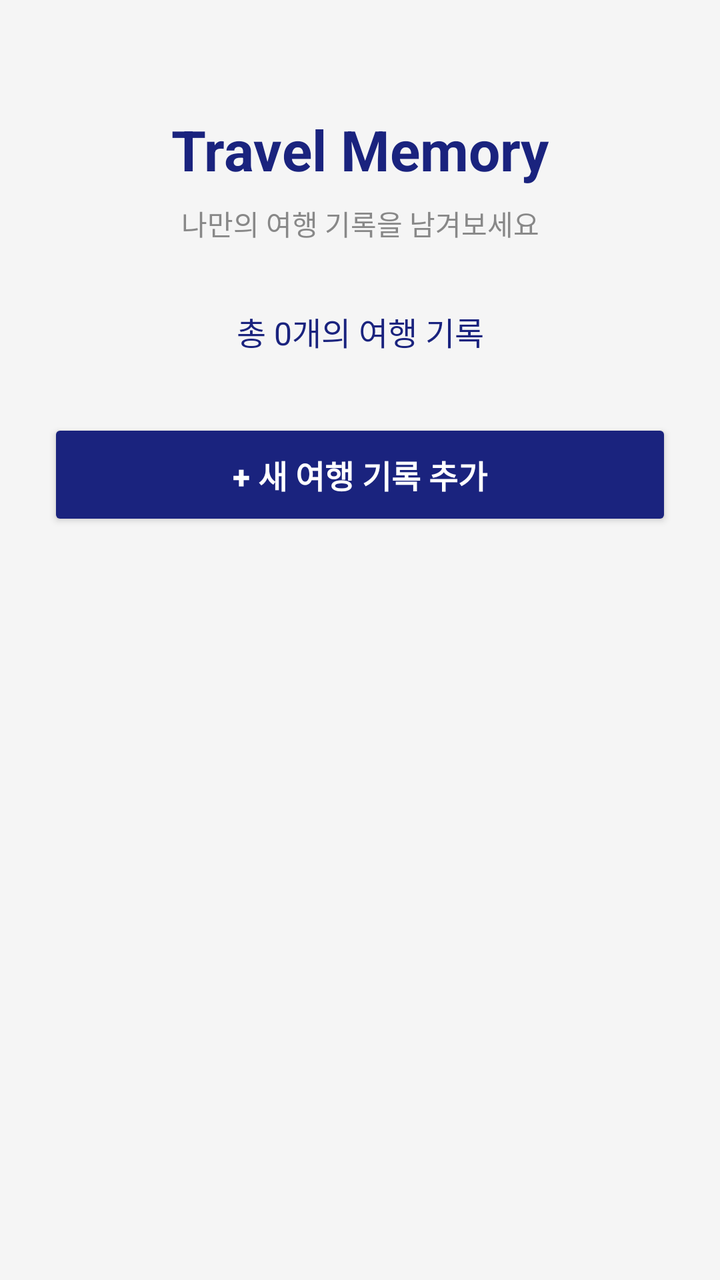
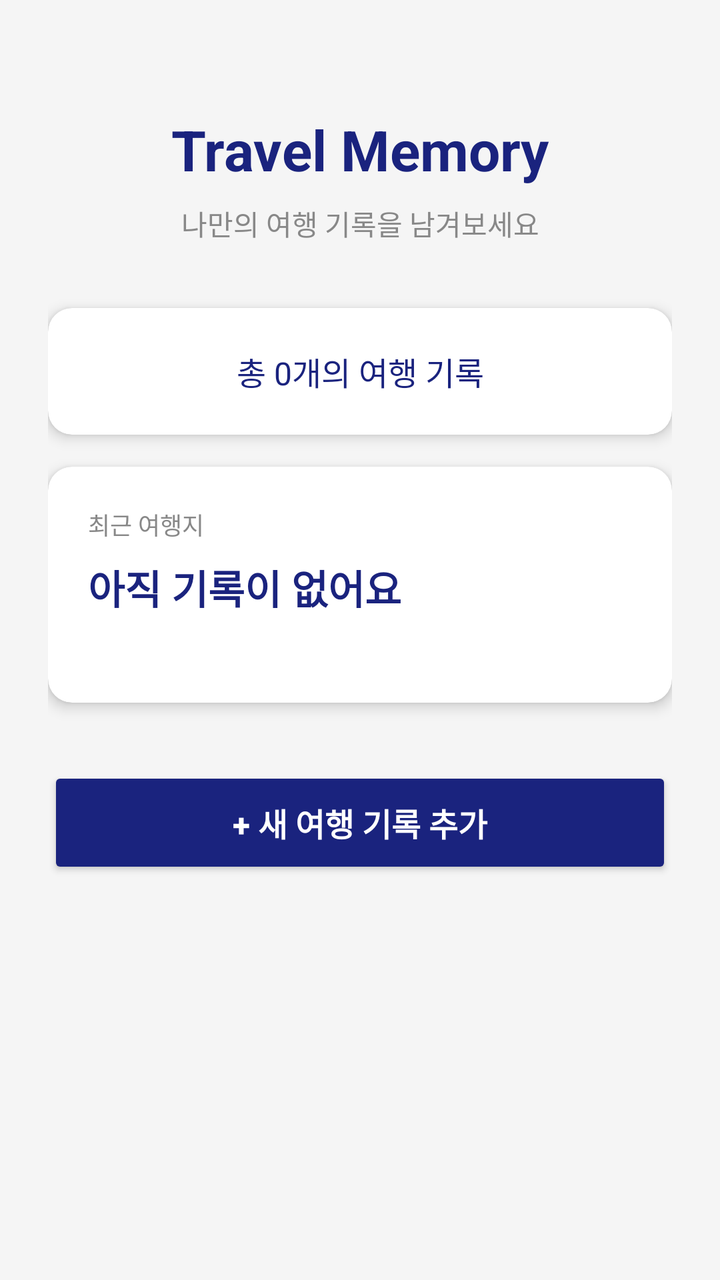

Screens rendered from an Android XML layout before and after an edit, with the pre-edit source and the edit as a unified diff.
<!-- AndroidManifest.xml: application theme Theme.TravelMemory -->
<!-- res/layout/fragment_home.xml -->
<?xml version="1.0" encoding="utf-8"?>
<ScrollView xmlns:android="http://schemas.android.com/apk/res/android"
    android:layout_width="match_parent"
    android:layout_height="match_parent"
    android:background="#F5F5F5">

    <LinearLayout
        android:layout_width="match_parent"
        android:layout_height="wrap_content"
        android:orientation="vertical"
        android:padding="24dp">

        <TextView
            android:layout_width="match_parent"
            android:layout_height="wrap_content"
            android:text="Travel Memory"
            android:textSize="28sp"
            android:textStyle="bold"
            android:textColor="#1A237E"
            android:gravity="center"
            android:paddingTop="32dp"
            android:paddingBottom="8dp" />

        <TextView
            android:layout_width="match_parent"
            android:layout_height="wrap_content"
            android:text="나만의 여행 기록을 남겨보세요"
            android:textSize="14sp"
            android:textColor="#888888"
            android:gravity="center"
            android:paddingBottom="32dp" />

        <TextView
            android:id="@+id/tvTotalCount"
            android:layout_width="match_parent"
            android:layout_height="wrap_content"
            android:text="총 0개의 여행 기록"
            android:textSize="16sp"
            android:textColor="#1A237E"
            android:gravity="center"
            android:paddingBottom="32dp" />

        <Button
            android:id="@+id/btnAddTravel"
            android:layout_width="match_parent"
            android:layout_height="56dp"
            android:text="+ 새 여행 기록 추가"
            android:textSize="16sp"
            android:textStyle="bold"
            android:backgroundTint="#1A237E"
            android:textColor="#FFFFFF" />

    </LinearLayout>
</ScrollView>
<!-- resources referenced by this layout -->
<resources>
  <style name="Theme.TravelMemory" parent="Base.Theme.TravelMemory" />
  <style name="Base.Theme.TravelMemory" parent="Theme.Material3.DayNight.NoActionBar">
          
          
      </style>
</resources>

<!-- the commit's change to res/layout/fragment_home.xml (unified diff, before → after) -->
@@ -1,5 +1,6 @@
 <?xml version="1.0" encoding="utf-8"?>
 <ScrollView xmlns:android="http://schemas.android.com/apk/res/android"
+    xmlns:app="http://schemas.android.com/apk/res-auto"
     android:layout_width="match_parent"
     android:layout_height="match_parent"
     android:background="#F5F5F5">
@@ -30,15 +31,67 @@
             android:gravity="center"
             android:paddingBottom="32dp" />
 
-        <TextView
-            android:id="@+id/tvTotalCount"
+        
+        <androidx.cardview.widget.CardView
             android:layout_width="match_parent"
             android:layout_height="wrap_content"
-            android:text="총 0개의 여행 기록"
-            android:textSize="16sp"
-            android:textColor="#1A237E"
-            android:gravity="center"
-            android:paddingBottom="32dp" />
+            app:cardCornerRadius="12dp"
+            app:cardElevation="4dp"
+            android:layout_marginBottom="16dp">
+
+            <TextView
+                android:id="@+id/tvTotalCount"
+                android:layout_width="match_parent"
+                android:layout_height="wrap_content"
+                android:text="총 0개의 여행 기록"
+                android:textSize="16sp"
+                android:textColor="#1A237E"
+                android:gravity="center"
+                android:padding="20dp" />
+
+        </androidx.cardview.widget.CardView>
+
+        
+        <androidx.cardview.widget.CardView
+            android:layout_width="match_parent"
+            android:layout_height="wrap_content"
+            app:cardCornerRadius="12dp"
+            app:cardElevation="4dp"
+            android:layout_marginBottom="32dp">
+
+            <LinearLayout
+                android:layout_width="match_parent"
+                android:layout_height="wrap_content"
+                android:orientation="vertical"
+                android:padding="20dp">
+
+                <TextView
+                    android:layout_width="wrap_content"
+                    android:layout_height="wrap_content"
+                    android:text="최근 여행지"
+                    android:textSize="12sp"
+                    android:textColor="#888888"
+                    android:paddingBottom="8dp" />
+
+                <TextView
+                    android:id="@+id/tvRecentPlace"
+                    android:layout_width="wrap_content"
+                    android:layout_height="wrap_content"
+                    android:text="아직 기록이 없어요"
+                    android:textSize="20sp"
+                    android:textStyle="bold"
+                    android:textColor="#1A237E" />
+
+                <TextView
+                    android:id="@+id/tvRecentDate"
+                    android:layout_width="wrap_content"
+                    android:layout_height="wrap_content"
+                    android:textSize="14sp"
+                    android:textColor="#888888"
+                    android:paddingTop="4dp" />
+
+            </LinearLayout>
+        </androidx.cardview.widget.CardView>
 
         <Button
             android:id="@+id/btnAddTravel"
